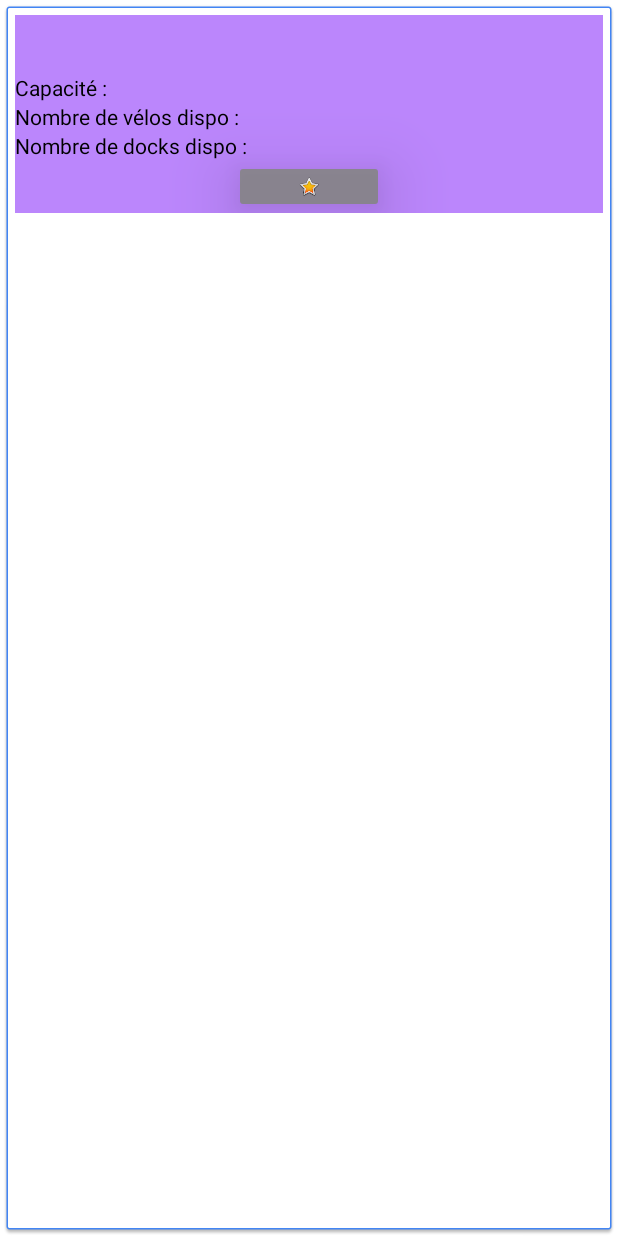
After one commit to AntoinePerin/ProjetVelib_AntoineP_GuillaumeO, an Android app: the layout custom_info_window.xml on its own in the app's theme, with its tools: preview values and no code run, on a phone screen of 412 x 824 dp. The commit adds this screen. Run offline under Robolectric (Android 15) with nearby library versions, the phone set to English and light mode, and no system bars.

Commit message:
ajout fenetre d'infos custom

```diff
--- a/app/src/main/java/com/example/projetmaterielmobile/model/StationVelib.kt
+++ b/app/src/main/java/com/example/projetmaterielmobile/model/StationVelib.kt
@@ -4,5 +4,8 @@ data class StationVelib(
     val station_id:Long,
     val name:String,
     val lat:Float,
-    val lon:Float
+    val lon:Float,
+    val capacity:Int,
+    val nbrVelosDispo :Int,
+    val nbrDockDispo:Int,
 )
--- /dev/null
+++ b/app/src/main/res/layout/custom_info_window.xml
@@ -0,0 +1,120 @@
+<?xml version="1.0" encoding="utf-8"?>
+<LinearLayout xmlns:android="http://schemas.android.com/apk/res/android"
+    android:layout_width="match_parent"
+    android:layout_height="match_parent"
+    xmlns:app="http://schemas.android.com/apk/res-auto"
+    android:background="@drawable/common_google_signin_btn_icon_dark_normal_background"
+    android:orientation="horizontal"
+    android:padding="10dp">
+
+    <LinearLayout
+        android:layout_width="match_parent"
+        android:layout_height="wrap_content"
+        android:background="#FFBB86FC"
+        android:orientation="vertical">
+
+        <TextView
+            android:id="@+id/title"
+            android:layout_width="wrap_content"
+            android:layout_height="wrap_content"
+            android:layout_gravity="center_horizontal"
+            android:ellipsize="end"
+            android:maxLines="1"
+            android:textColor="#000"
+            android:textSize="14sp"
+            android:textStyle="bold" />
+
+        <TextView
+            android:id="@+id/snippet"
+            android:layout_width="wrap_content"
+            android:layout_height="wrap_content"
+            android:ellipsize="end"
+            android:maxLines="1"
+            android:textColor="#000"
+            android:textSize="14sp"
+            android:textStyle="italic"/>
+
+        <LinearLayout
+            android:layout_width="match_parent"
+            android:layout_height="wrap_content">
+
+            <TextView
+                android:layout_width="wrap_content"
+                android:layout_height="wrap_content"
+                android:ellipsize="end"
+                android:maxLines="1"
+                android:textColor="#000"
+                android:textSize="14sp"
+                android:text="Capacité :"/>
+            <TextView
+                android:id="@+id/capacity"
+                android:layout_width="wrap_content"
+                android:layout_height="wrap_content"
+                android:ellipsize="end"
+                android:maxLines="1"
+                android:textColor="#000"
+                android:textSize="14sp"
+                android:layout_marginLeft="8dp"/>
+
+        </LinearLayout>
+
+        <LinearLayout
+            android:layout_width="match_parent"
+            android:layout_height="wrap_content">
+
+            <TextView
+                android:layout_width="wrap_content"
+                android:layout_height="wrap_content"
+                android:ellipsize="end"
+                android:maxLines="1"
+                android:textColor="#000"
+                android:textSize="14sp"
+                android:text="Nombre de vélos dispo :"/>
+            <TextView
+                android:id="@+id/nbrVelosDispo"
+                android:layout_width="wrap_content"
+                android:layout_height="wrap_content"
+                android:ellipsize="end"
+                android:maxLines="1"
+                android:textColor="#000"
+                android:textSize="14sp" />
+        </LinearLayout>
+
+        <LinearLayout
+            android:layout_width="match_parent"
+            android:layout_height="wrap_content">
+
+            <TextView
+                android:layout_width="wrap_content"
+                android:layout_height="wrap_content"
+                android:ellipsize="end"
+                android:maxLines="1"
+                android:textColor="#000"
+                android:textSize="14sp"
+                android:text="Nombre de docks dispo :"/>
+            <TextView
+                android:id="@+id/nbrDockDispo"
+                android:layout_width="wrap_content"
+                android:layout_height="wrap_content"
+                android:ellipsize="end"
+                android:maxLines="1"
+                android:textColor="#000"
+                android:textSize="14sp" />
+        </LinearLayout>
+
+        <ImageButton
+            android:id="@+id/infoWindowButton"
+            style="@style/Widget.AppCompat.ImageButton"
+            android:layout_width="100dp"
+            android:layout_height="35dp"
+            android:layout_gravity="center_horizontal"
+            android:alpha="0.9"
+            android:backgroundTint="#858585"
+            android:clickable="true"
+            android:elevation="30dp"
+            android:scaleType="fitCenter"
+            android:src="@android:drawable/btn_star_big_on" />
+    </LinearLayout>
+
+
+</LinearLayout>
```
Also changed, not shown: app/src/main/java/com/example/projetmaterielmobile/CustomInfoWindowAdapter.kt (added, +44 -0 lines), app/src/main/java/com/example/projetmaterielmobile/MapsActivity.kt (+34 -8 lines), app/src/main/java/com/example/projetmaterielmobile/api/StationVelibService.kt (+13 -4 lines).
